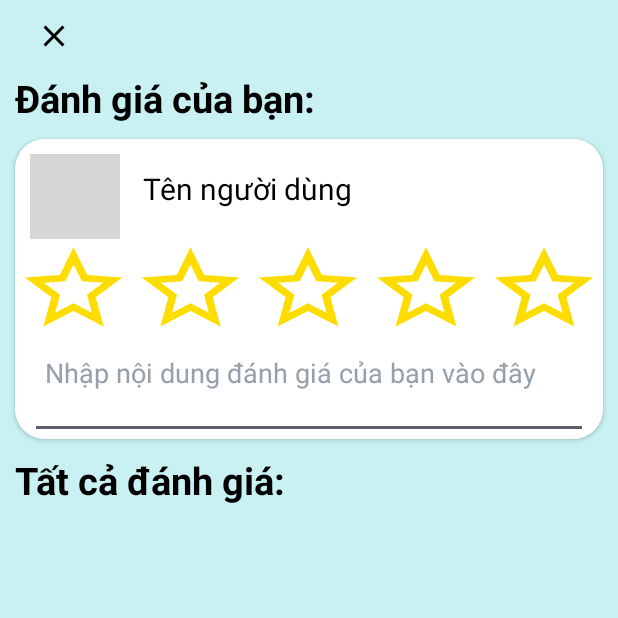
After one commit to QBinh2102/Tour, an Android app: the XemBinhLuan screen opened directly, with no data from a screen before it, on a phone screen of 412 x 824 dp, the top half of it. The commit adds this screen. Run offline under Robolectric (Android 15) with nearby library versions, the phone set to English and light mode, and no system bars; our stand-ins replace Firebase (no records; nobody signed in at launch, a user with empty details on screens opened directly); pictures from the network do not load; 2 statements that could not run were skipped; grey boxes are pictures that could not be loaded.

Commit message:
Cap nhat xem danh gia

```diff
--- a/app/src/main/AndroidManifest.xml
+++ b/app/src/main/AndroidManifest.xml
@@ -17,6 +17,12 @@
         android:supportsRtl="true"
         android:theme="@style/Theme.TourDuLich"
         tools:targetApi="31">
+        <activity
+            android:name=".trang.XemBinhLuanChuaDangNhap"
+            android:exported="false" />
+        <activity
+            android:name=".trang.XemBinhLuan"
+            android:exported="false" />
         <activity
             android:name=".trang.ChiTietDatVe"
             android:exported="false" />
--- /dev/null
+++ b/app/src/main/java/com/example/tourdulich/trang/XemBinhLuan.java
@@ -0,0 +1,268 @@
+package com.example.tourdulich.trang;
+
+import android.content.Context;
+import android.content.Intent;
+import android.net.Uri;
+import android.os.Bundle;
+import android.view.View;
+import android.widget.Button;
+import android.widget.EditText;
+import android.widget.ImageView;
+import android.widget.ListView;
+import android.widget.TextView;
+import android.widget.Toast;
+
+import androidx.activity.EdgeToEdge;
+import androidx.annotation.NonNull;
+import androidx.appcompat.app.AppCompatActivity;
+import androidx.core.graphics.Insets;
+import androidx.core.view.ViewCompat;
+import androidx.core.view.WindowInsetsCompat;
+
+import com.bumptech.glide.Glide;
+import com.example.tourdulich.Adapter.DanhGiaAdapter;
+import com.example.tourdulich.CSDL.BaiDanhGia;
+import com.example.tourdulich.CSDL.LuuThongTinUser;
+import com.example.tourdulich.CSDL.Tour;
+import com.example.tourdulich.R;
+import com.google.firebase.auth.FirebaseAuth;
+import com.google.firebase.auth.FirebaseUser;
+import com.google.firebase.database.DataSnapshot;
+import com.google.firebase.database.DatabaseError;
+import com.google.firebase.database.DatabaseReference;
+import com.google.firebase.database.FirebaseDatabase;
+import com.google.firebase.database.ValueEventListener;
+
+import java.util.ArrayList;
+
+public class XemBinhLuan extends AppCompatActivity {
+
+    private Button btnQuayLai;
+    private ImageView imgHinh;
+    private TextView txtTen;
+    private ImageView sao1;
+    private ImageView sao2;
+    private ImageView sao3;
+    private ImageView sao4;
+    private ImageView sao5;
+    private EditText noiDung;
+    private ListView lvDanhGia;
+
+    private int soSao = 0;
+
+    private FirebaseUser firebaseUser = FirebaseAuth.getInstance().getCurrentUser();
+    private DatabaseReference bdgRef = FirebaseDatabase.getInstance().getReference("Bài đánh giá");
+
+
+
+    @Override
+    protected void onCreate(Bundle savedInstanceState) {
+        super.onCreate(savedInstanceState);
+        EdgeToEdge.enable(this);
+        setContentView(R.layout.activity_xem_binh_luan);
+        ViewCompat.setOnApplyWindowInsetsListener(findViewById(R.id.main), (v, insets) -> {
+            Insets systemBars = insets.getInsets(WindowInsetsCompat.Type.systemBars());
+            v.setPadding(systemBars.left, systemBars.top, systemBars.right, systemBars.bottom);
+            return insets;
+        });
+
+        btnQuayLai = findViewById(R.id.btQuayLaiTuDanhGia);
+        imgHinh = findViewById(R.id.imageViewHinhUserDG);
+        txtTen = findViewById(R.id.textViewTenUserDG);
+        sao1 = findViewById(R.id.imageViewSao1);
+        sao2 = findViewById(R.id.imageViewSao2);
+        sao3 = findViewById(R.id.imageViewSao3);
+        sao4 = findViewById(R.id.imageViewSao4);
+        sao5 = findViewById(R.id.imageViewSao5);
+        noiDung = findViewById(R.id.editTextNoiDungDanhGia);
+        lvDanhGia = findViewById(R.id.listViewTatCaDanhGia);
+
+        Intent intent = getIntent();
+        Tour tour = (Tour) intent.getSerializableExtra("tour");
+
+        //Show thông tin cá nhân
+        showThongTin();
+
+        //Show danh sách đánh giá
+        showDSDanhGia();
+
+        btnQuayLai.setOnClickListener(new View.OnClickListener() {
+            @Override
+            public void onClick(View v) {
+                Intent intent = new Intent(XemBinhLuan.this,ThongTinDatVe.class);
+                intent.putExtra("tour_item",tour);
+                startActivity(intent);
+            }
+        });
+
+        //Chọn số sao
+        sao1.setOnClickListener(new View.OnClickListener() {
+            @Override
+            public void onClick(View v) {
+                sao1.setImageResource(R.drawable.star_24);
+                sao2.setImageResource(R.drawable.star_border_24);
+                sao3.setImageResource(R.drawable.star_border_24);
+                sao4.setImageResource(R.drawable.star_border_24);
+                sao5.setImageResource(R.drawable.star_border_24);
+                soSao = 1;
+            }
+        });
+        sao2.setOnClickListener(new View.OnClickListener() {
+            @Override
+            public void onClick(View v) {
+                sao1.setImageResource(R.drawable.star_24);
+                sao2.setImageResource(R.drawable.star_24);
+                sao3.setImageResource(R.drawable.star_border_24);
+                sao4.setImageResource(R.drawable.star_border_24);
+                sao5.setImageResource(R.drawable.star_border_24);
+                soSao = 2;
+            }
+        });
+        sao3.setOnClickListener(new View.OnClickListener() {
+            @Override
+            public void onClick(View v) {
+                sao1.setImageResource(R.drawable.star_24);
+                sao2.setImageResource(R.drawable.star_24);
+                sao3.setImageResource(R.drawable.star_24);
+                sao4.setImageResource(R.drawable.star_border_24);
+                sao5.setImageResource(R.drawable.star_border_24);
+                soSao = 3;
+            }
+        });
+        sao4.setOnClickListener(new View.OnClickListener() {
+            @Override
+            public void onClick(View v) {
+                sao1.setImageResource(R.drawable.star_24);
+                sao2.setImageResource(R.drawable.star_24);
+                sao3.setImageResource(R.drawable.star_24);
+                sao4.setImageResource(R.drawable.star_24);
+                sao5.setImageResource(R.drawable.star_border_24);
+                soSao = 4;
+            }
+        });
+        sao5.setOnClickListener(new View.OnClickListener() {
+            @Override
+            public void onClick(View v) {
+                sao1.setImageResource(R.drawable.star_24);
+                sao2.setImageResource(R.drawable.star_24);
+                sao3.setImageResource(R.drawable.star_24);
+                sao4.setImageResource(R.drawable.star_24);
+                sao5.setImageResource(R.drawable.star_24);
+                soSao = 5;
+            }
+        });
+
+
+    }
+
+    private void showThongTin() {
+        Intent intent = getIntent();
+        Tour tour = (Tour) intent.getSerializableExtra("tour");
+        //Hiển thị thông tin cá nhân
+        String userID = firebaseUser.getUid();
+        DatabaseReference userRef = FirebaseDatabase.getInstance().getReference("Người đã đăng ký");
+        userRef.child(userID).addListenerForSingleValueEvent(new ValueEventListener() {
+            @Override
+            public void onDataChange(@NonNull DataSnapshot snapshot) {
+                LuuThongTinUser user = snapshot.getValue(LuuThongTinUser.class);
+                Uri uri = Uri.parse(user.hinhDaiDien);
+                Glide.with(XemBinhLuan.this)
+                        .load(uri)
+                        .into(imgHinh);
+                txtTen.setText(user.tenNguoiDung);
+
+                //Hiển thị bài đánh giá của cá nhân
+                bdgRef.addValueEventListener(new ValueEventListener() {
+                    @Override
+                    public void onDataChange(@NonNull DataSnapshot dataSnapshot) {
+                        if (dataSnapshot.exists()){
+                            for(DataSnapshot snapshot : dataSnapshot.getChildren()){
+                                BaiDanhGia baiDanhGia = snapshot.getValue(BaiDanhGia.class);
+                                if(baiDanhGia.idTour.equals(tour.idTour)&&baiDanhGia.idUser.equals(user.id)){
+                                    if(baiDanhGia.soSao==1){
+                                        sao1.setImageResource(R.drawable.star_24);
+                                        sao2.setImageResource(R.drawable.star_border_24);
+                                        sao3.setImageResource(R.drawable.star_border_24);
+                                        sao4.setImageResource(R.drawable.star_border_24);
+                                        sao5.setImageResource(R.drawable.star_border_24);
+                                        soSao = 1;
+                                    } else if (baiDanhGia.soSao==2) {
+                                        sao1.setImageResource(R.drawable.star_24);
+                                        sao2.setImageResource(R.drawable.star_24);
+                                        sao3.setImageResource(R.drawable.star_border_24);
+                                        sao4.setImageResource(R.drawable.star_border_24);
+                                        sao5.setImageResource(R.drawable.star_border_24);
+                                        soSao = 2;
+                                    } else if (baiDanhGia.soSao==3) {
+                                        sao1.setImageResource(R.drawable.star_24);
+                                        sao2.setImageResource(R.drawable.star_24);
+                                        sao3.setImageResource(R.drawable.star_24);
+                                        sao4.setImageResource(R.drawable.star_border_24);
+                                        sao5.setImageResource(R.drawable.star_border_24);
+                                        soSao = 3;
+                                    } else if (baiDanhGia.soSao==4) {
+                                        sao1.setImageResource(R.drawable.star_24);
+                                        sao2.setImageResource(R.drawable.star_24);
+                                        sao3.setImageResource(R.drawable.star_24);
+                                        sao4.setImageResource(R.drawable.star_24);
+                                        sao5.setImageResource(R.drawable.star_border_24);
+                                        soSao = 4;
+                                    } else if (baiDanhGia.soSao==5) {
+                                        sao1.setImageResource(R.drawable.star_24);
+                                        sao2.setImageResource(R.drawable.star_24);
+                                        sao3.setImageResource(R.drawable.star_24);
+                                        sao4.setImageResource(R.drawable.star_24);
+                                        sao5.setImageResource(R.drawable.star_24);
+                                        soSao = 5;
+                                    }
+
+                                    if(baiDanhGia.binhLuan!=""){
+                                        noiDung.setText(baiDanhGia.binhLuan);
+                                    }
+                                }
+                            }
+                        }
+                    }
+
+                    @Override
+                    public void onCancelled(@NonNull DatabaseError error) {
+                        Toast.makeText(XemBinhLuan.this, "Lỗi: " + error.getMessage(), Toast.LENGTH_SHORT).show();
+                    }
+                });
+            }
+
+            @Override
+            public void onCancelled(@NonNull DatabaseError error) {
+                Toast.makeText(XemBinhLuan.this, "Có lỗi xảy ra", Toast.LENGTH_SHORT).show();
+            }
+        });
+    }
+
+    private void showDSDanhGia() {
+        Intent intent = getIntent();
+        Tour tour = (Tour) intent.getSerializableExtra("tour");
+        String userID = firebaseUser.getUid();
+        ArrayList<BaiDanhGia> baiDanhGias = new ArrayList<>();
+        bdgRef.addValueEventListener(new ValueEventListener() {
+            @Override
+            public void onDataChange(@NonNull DataSnapshot snapshot) {
+                if(snapshot.exists()){
+                    for(DataSnapshot dataSnapshot:snapshot.getChildren()){
+                        BaiDanhGia baiDanhGia = dataSnapshot.getValue(BaiDanhGia.class);
+                        if(!baiDanhGia.idUser.equals(userID)&&baiDanhGia.idTour.equals(tour.idTour)){
+                            baiDanhGias.add(baiDanhGia);
+                        }
+                    }
+                    DanhGiaAdapter danhGiaAdapter = new DanhGiaAdapter(XemBinhLuan.this, baiDanhGias, baiDanhGias.size());
+                    lvDanhGia.setAdapter(danhGiaAdapter);
+                }
+            }
+
+            @Override
+            public void onCancelled(@NonNull DatabaseError error) {
+                Toast.makeText(XemBinhLuan.this, "Có lỗi xảy ra", Toast.LENGTH_SHORT).show();
+            }
+        });
+    }
+
+}
--- /dev/null
+++ b/app/src/main/res/drawable/clear_24.xml
@@ -0,0 +1,5 @@
+<vector xmlns:android="http://schemas.android.com/apk/res/android" android:height="24dp" android:tint="#000000" android:viewportHeight="24" android:viewportWidth="24" android:width="24dp">
+
+    <path android:fillColor="@android:color/white" android:pathData="M19,6.41L17.59,5 12,10.59 6.41,5 5,6.41 10.59,12 5,17.59 6.41,19 12,13.41 17.59,19 19,17.59 13.41,12z"/>
+
+</vector>
--- /dev/null
+++ b/app/src/main/res/drawable/star_24.xml
@@ -0,0 +1,5 @@
+<vector xmlns:android="http://schemas.android.com/apk/res/android" android:height="24dp" android:tint="#FDDD00" android:viewportHeight="24" android:viewportWidth="24" android:width="24dp">
+
+    <path android:fillColor="@android:color/white" android:pathData="M12,17.27L18.18,21l-1.64,-7.03L22,9.24l-7.19,-0.61L12,2 9.19,8.63 2,9.24l5.46,4.73L5.82,21z"/>
+
+</vector>
--- /dev/null
+++ b/app/src/main/res/drawable/star_border_24.xml
@@ -0,0 +1,5 @@
+<vector xmlns:android="http://schemas.android.com/apk/res/android" android:height="24dp" android:tint="#FDDD00" android:viewportHeight="24" android:viewportWidth="24" android:width="24dp">
+
+    <path android:fillColor="@android:color/white" android:pathData="M22,9.24l-7.19,-0.62L12,2 9.19,8.63 2,9.24l5.46,4.73L5.82,21 12,17.27 18.18,21l-1.63,-7.03L22,9.24zM12,15.4l-3.76,2.27 1,-4.28 -3.32,-2.88 4.38,-0.38L12,6.1l1.71,4.04 4.38,0.38 -3.32,2.88 1,4.28L12,15.4z"/>
+
+</vector>
--- /dev/null
+++ b/app/src/main/res/drawable/star_half_24.xml
@@ -0,0 +1,5 @@
+<vector xmlns:android="http://schemas.android.com/apk/res/android" android:autoMirrored="true" android:height="24dp" android:tint="#FDDD00" android:viewportHeight="24" android:viewportWidth="24" android:width="24dp">
+
+    <path android:fillColor="@android:color/white" android:pathData="M22,9.24l-7.19,-0.62L12,2L9.19,8.63L2,9.24l5.46,4.73L5.82,21L12,17.27L18.18,21l-1.63,-7.03L22,9.24zM12,15.4V6.1l1.71,4.04l4.38,0.38l-3.32,2.88l1,4.28L12,15.4z"/>
+
+</vector>
--- a/app/src/main/res/layout/activity_trang_dang_nhap.xml
+++ b/app/src/main/res/layout/activity_trang_dang_nhap.xml
@@ -5,6 +5,7 @@
     android:id="@+id/main"
     android:layout_width="match_parent"
     android:layout_height="match_parent"
+    android:orientation="vertical"
     tools:context=".trang.MainActivity">
 
     <RelativeLayout
--- /dev/null
+++ b/app/src/main/res/layout/activity_xem_binh_luan.xml
@@ -0,0 +1,148 @@
+<?xml version="1.0" encoding="utf-8"?>
+<RelativeLayout xmlns:android="http://schemas.android.com/apk/res/android"
+    xmlns:app="http://schemas.android.com/apk/res-auto"
+    xmlns:tools="http://schemas.android.com/tools"
+    android:id="@+id/main"
+    android:layout_width="match_parent"
+    android:layout_height="match_parent"
+    tools:context=".trang.XemBinhLuan">
+
+    <LinearLayout
+        android:layout_width="match_parent"
+        android:layout_height="match_parent"
+        android:background="#C9F1F4"
+        android:orientation="vertical">
+
+        <Button
+            android:id="@+id/btQuayLaiTuDanhGia"
+            android:layout_width="70dp"
+            android:layout_height="wrap_content"
+            android:gravity="center"
+            android:backgroundTint="#C9F1F4"
+            android:drawableLeft="@drawable/clear_24"
+            android:textColor="@color/black"/>
+
+        <TextView
+            android:id="@+id/textView45"
+            android:layout_width="match_parent"
+            android:layout_height="wrap_content"
+            android:paddingLeft="10dp"
+            android:text="Đánh giá của bạn:"
+            android:textSize="25dp"
+            android:textColor="@color/black"
+            android:textStyle="bold"/>
+
+        <androidx.cardview.widget.CardView
+            android:layout_width="match_parent"
+            android:layout_height="200dp"
+            android:layout_margin="10dp"
+            app:cardCornerRadius="20dp">
+
+            <LinearLayout
+                android:layout_width="match_parent"
+                android:layout_height="match_parent"
+                android:background="@color/white"
+                android:orientation="vertical">
+
+                <LinearLayout
+                    android:layout_width="match_parent"
+                    android:layout_height="0dp"
+                    android:layout_weight="1"
+                    android:orientation="horizontal">
+
+                    <ImageView
+                        android:id="@+id/imageViewHinhUserDG"
+                        android:layout_width="60dp"
+                        android:layout_height="60dp"
+                        android:layout_margin="10dp" />
+
+                    <TextView
+                        android:id="@+id/textViewTenUserDG"
+                        android:layout_width="wrap_content"
+                        android:layout_height="wrap_content"
+                        android:layout_gravity="center_vertical"
+                        android:layout_weight="1"
+                        android:paddingLeft="5dp"
+                        android:text="Tên người dùng"
+                        android:textColor="@color/black"
+                        android:textSize="20dp" />
+                </LinearLayout>
+
+                <LinearLayout
+                    android:layout_width="match_parent"
+                    android:layout_height="0dp"
+                    android:layout_weight="1"
+                    android:orientation="horizontal">
+
+                    <ImageView
+                        android:id="@+id/imageViewSao1"
+                        android:layout_width="0dp"
+                        android:layout_height="match_parent"
+                        android:layout_weight="1"
+                        android:background="@drawable/star_border_24" />
+
+                    <ImageView
+                        android:id="@+id/imageViewSao2"
+                        android:layout_width="0dp"
+                        android:layout_height="match_parent"
+                        android:layout_weight="1"
+                        android:background="@drawable/star_border_24" />
+
+                    <ImageView
+                        android:id="@+id/imageViewSao3"
+                        android:layout_width="0dp"
+                        android:layout_height="match_parent"
+                        android:layout_weight="1"
+                        android:background="@drawable/star_border_24" />
+
+                    <ImageView
+                        android:id="@+id/imageViewSao4"
+                        android:layout_width="0dp"
+                        android:layout_height="match_parent"
+                        android:layout_weight="1"
+                        android:background="@drawable/star_border_24" />
+
+                    <ImageView
+                        android:id="@+id/imageViewSao5"
+                        android:layout_width="0dp"
+                        android:layout_height="match_parent"
+                        android:layout_weight="1"
+                        android:background="@drawable/star_border_24" />
+                </LinearLayout>
+
+                <EditText
+                    android:id="@+id/editTextNoiDungDanhGia"
+                    android:layout_width="match_parent"
+                    android:layout_height="0dp"
+                    android:layout_marginLeft="10dp"
+                    android:layout_marginRight="10dp"
+                    android:paddingLeft="10dp"
+                    android:paddingRight="10dp"
+                    android:layout_weight="1"
+                    android:ems="10"
+                    android:inputType="textMultiLine"
+                    android:lines="7"
+                    android:gravity="top|start"
+                    android:scrollbars="vertical"
+                    android:hint="Nhập nội dung đánh giá của bạn vào đây"
+                    android:textColorHint="#96A0AA"
+                    android:textColor="@color/black"/>
+            </LinearLayout>
+        </androidx.cardview.widget.CardView>
+
+        <TextView
+            android:id="@+id/textView50"
+            android:layout_width="match_parent"
+            android:layout_height="wrap_content"
+            android:paddingLeft="10dp"
+            android:text="Tất cả đánh giá:"
+            android:textSize="25dp"
+            android:textColor="@color/black"
+            android:textStyle="bold" />
+
+        <ListView
+            android:id="@+id/listViewTatCaDanhGia"
+            android:layout_width="match_parent"
+            android:layout_height="match_parent" />
+    </LinearLayout>
+</RelativeLayout>
--- a/app/src/main/res/layout/bai_danh_gia_items.xml
+++ b/app/src/main/res/layout/bai_danh_gia_items.xml
@@ -37,7 +37,8 @@
                         android:paddingTop="5dp"
                         android:paddingLeft="5dp"
                         android:text="Tên user"
-                        android:textColor="@color/black"/>
+                        android:textColor="@color/black"
+                        android:textStyle="bold"/>
 
                     <LinearLayout
                         android:layout_width="match_parent"
```
Also changed, not shown: app/src/main/java/com/example/tourdulich/trang/ThongTinDatVe.java (+63 -12 lines), app/src/main/java/com/example/tourdulich/trang/XemBinhLuanChuaDangNhap.java (added, +97 -0 lines), app/src/main/res/layout/activity_xem_binh_luan_chua_dang_nhap.xml (added, +40 -0 lines).
